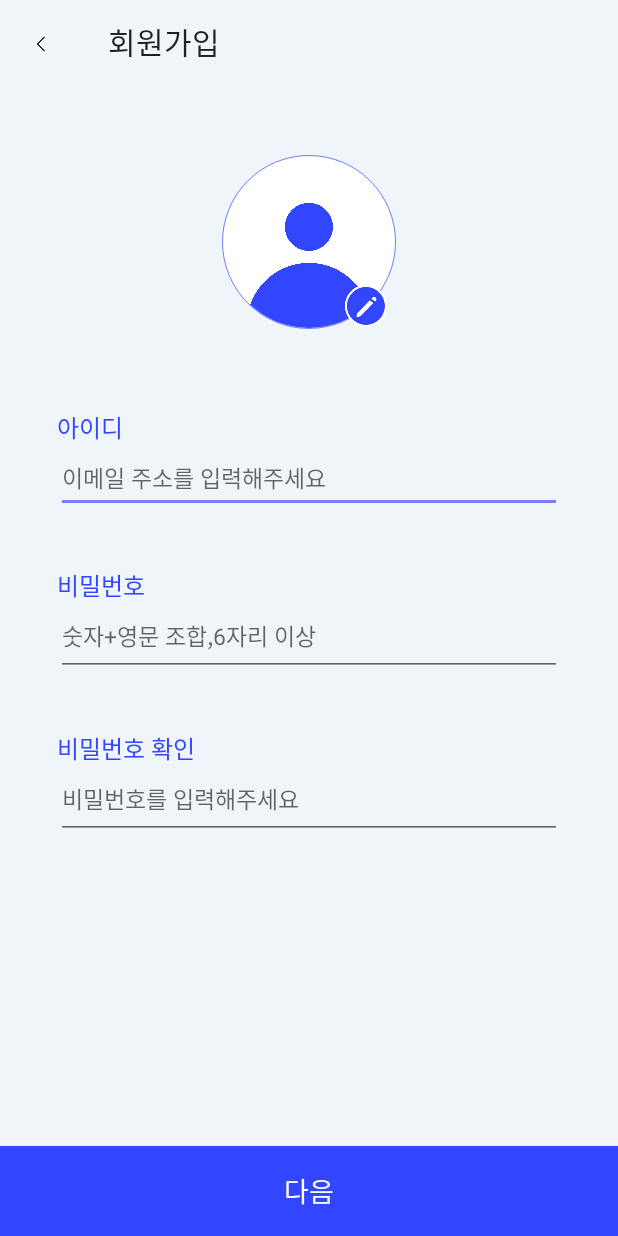
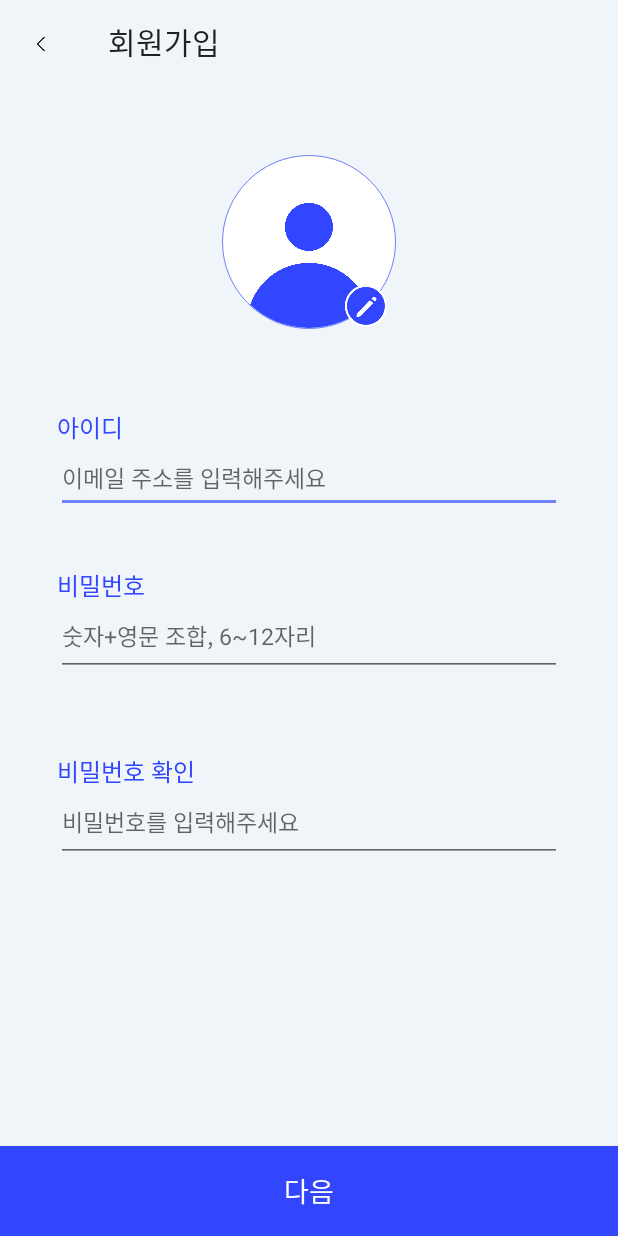
Before and after one commit to ChoiAhHyun/team05_android, an Android app: the SignUpActivity screen opened directly, with no data from a screen before it, on a phone screen of 412 x 824 dp. Run offline under Robolectric (Android 15) with nearby library versions, the phone set to English and light mode, and no system bars; our stand-ins replace ButterKnife, CircleImageView; libraries missing offline, so code that uses them is left out: com.yanzhenjie.album, es.dmoral.toasty; pictures from the network do not load; 1 statement that could not run was skipped.

Commit message:
회원가입 비밀번호 유효성 검사 구현

```diff
--- a/app/src/main/java/com/yapp14th/yappapp/view/SignUpActivity.java
+++ b/app/src/main/java/com/yapp14th/yappapp/view/SignUpActivity.java
@@ -4,10 +4,13 @@ import android.content.Context;
 import android.content.DialogInterface;
 import android.content.Intent;
 import android.os.Bundle;
+import android.text.Editable;
+import android.text.TextWatcher;
 import android.view.View;
 import android.widget.Button;
 import android.widget.EditText;
 import android.widget.ImageView;
+import android.widget.TextView;
 
 import com.yanzhenjie.album.Album;
 import com.yanzhenjie.album.AlbumConfig;
@@ -19,6 +22,8 @@ import com.yapp14th.yappapp.dialog.ImageSelectModeDialog;
 import com.yapp14th.yappapp.model.SuccessResponse;
 
 import java.util.Locale;
+import java.util.regex.Matcher;
+import java.util.regex.Pattern;
 
 import butterknife.BindView;
 import de.hdodenhof.circleimageview.CircleImageView;
@@ -41,8 +46,14 @@ public class SignUpActivity extends BaseActivity {
     @BindView(R.id.pw_edit)
     EditText pw_edit;
 
+    @BindView(R.id.pw_check)
+    TextView pw_check;
+
     @BindView(R.id.pw_confirm_edit)
     EditText pw_confirm_edit;
+
+    @BindView(R.id.pw_confirm_check)
+    TextView pw_confirm_check;
 
     @BindView(R.id.profile_image)
     public CircleImageView profile_image;
@@ -74,6 +85,8 @@ public class SignUpActivity extends BaseActivity {
     private void initialize() {
         profile_add_btn.setOnClickListener(onClickListener);
         next_btn.setOnClickListener(onClickListener);
+        pw_edit.addTextChangedListener(textWatcherPw);
+        pw_confirm_edit.addTextChangedListener(textWatcherConf);
     }
 
     private DialogInterface.OnDismissListener onDismissListener = dialog -> {
@@ -95,7 +108,7 @@ public class SignUpActivity extends BaseActivity {
                 break;
             case R.id.next_btn :
                 // 아이디 중복 체크
-//                if (!id_edit.getText().toString().isEmpty() && !pw_eidt.getText().toString().isEmpty() && !pw_confirm_edit.getText().toString().isEmpty()) {
+//                if (!id_edit.getText().toString().isEmpty() && !pw_edit.getText().toString().isEmpty() && !pw_confirm_edit.getText().toString().isEmpty()) {
 //                    checkUserId(id_edit.getText().toString());
 //                }
 //                else {
@@ -106,6 +119,63 @@ public class SignUpActivity extends BaseActivity {
                 break;
         }
     };
+
+    private TextWatcher textWatcherPw = new TextWatcher() {
+        @Override
+        public void beforeTextChanged(CharSequence s, int start, int count, int after) {
+
+        }
+
+        @Override
+        public void onTextChanged(CharSequence s, int start, int before, int count) {
+            String password = pw_edit.getText().toString();
+            if (!isValidPassword(password)){
+                pw_check.setVisibility(View.VISIBLE);
+            }
+            else {
+                pw_check.setVisibility(View.INVISIBLE);
+            }
+        }
+
+        @Override
+        public void afterTextChanged(Editable s) {
+
+        }
+    };
+
+    private TextWatcher textWatcherConf = new TextWatcher() {
+        @Override
+        public void beforeTextChanged(CharSequence s, int start, int count, int after) {
+
+        }
+
+        @Override
+        public void onTextChanged(CharSequence s, int start, int before, int count) {
+            String password = pw_edit.getText().toString();
+            String confirm = pw_confirm_edit.getText().toString();
+            if (!confirm.equals(password)){
+                pw_confirm_check.setVisibility(View.VISIBLE);
+            }
+            else {
+                pw_confirm_check.setVisibility(View.INVISIBLE);
+            }
+        }
+
+        @Override
+        public void afterTextChanged(Editable s) {
+
+        }
+    };
+
+    public static boolean isValidPassword(final String password) {
+        Pattern pattern;
+        Matcher matcher;
+        final String PASSWORD_PATTERN = "^(?=.*[a-zA-Z]+)(?=.*[0-9]+).{6,12}$";
+        pattern = Pattern.compile(PASSWORD_PATTERN);
+        matcher = pattern.matcher(password);
+
+        return matcher.matches();
+    }
 
     private void checkUserId(String id) {
         showProgress();
--- a/app/src/main/res/layout/activity_sign_up.xml
+++ b/app/src/main/res/layout/activity_sign_up.xml
@@ -102,7 +102,18 @@
                     android:paddingBottom="15dp"
                     android:lineSpacingExtra="1sp"
                     android:layout_below="@id/pw_text"
-                    android:hint="숫자+영문 조합,6자리 이상"/>
+                    android:hint="숫자+영문 조합, 6~12자리"/>
+            <TextView
+                android:id="@+id/pw_check"
+                android:layout_width="wrap_content"
+                android:layout_height="wrap_content"
+                android:layout_below="@id/pw_edit"
+                android:layout_alignLeft="@+id/pw_edit"
+                android:layout_marginLeft="5dp"
+                android:textSize="10sp"
+                android:textColor="@color/color_ff1616"
+                android:text="숫자+영문 조합, 6~12자리로 입력해주세요"
+                android:visibility="invisible"/>
 
         </RelativeLayout>
         <RelativeLayout
@@ -130,6 +141,17 @@
                     android:textColor="@color/color_9699a6"
                     android:layout_below="@+id/pw_confirm_text"
                     android:hint="비밀번호를 입력해주세요"/>
+            <TextView
+                android:id="@+id/pw_confirm_check"
+                android:layout_width="wrap_content"
+                android:layout_height="wrap_content"
+                android:layout_below="@id/pw_confirm_edit"
+                android:layout_alignLeft="@+id/pw_confirm_edit"
+                android:layout_marginLeft="5dp"
+                android:textSize="10sp"
+                android:textColor="@color/color_ff1616"
+                android:text="비밀번호가 일치하지 않습니다"
+                android:visibility="invisible"/>
         </RelativeLayout>
 
         <RelativeLayout
--- a/app/src/main/res/values/colors.xml
+++ b/app/src/main/res/values/colors.xml
@@ -17,4 +17,5 @@
     <color name="color_9699a6">#9699a6</color>
     <color name="color_fefefe">#fefefe</color>
     <color name="color_0000ff">#0000ff</color>
+    <color name="color_ff1616">#ff1616</color>
 </resources>
```
